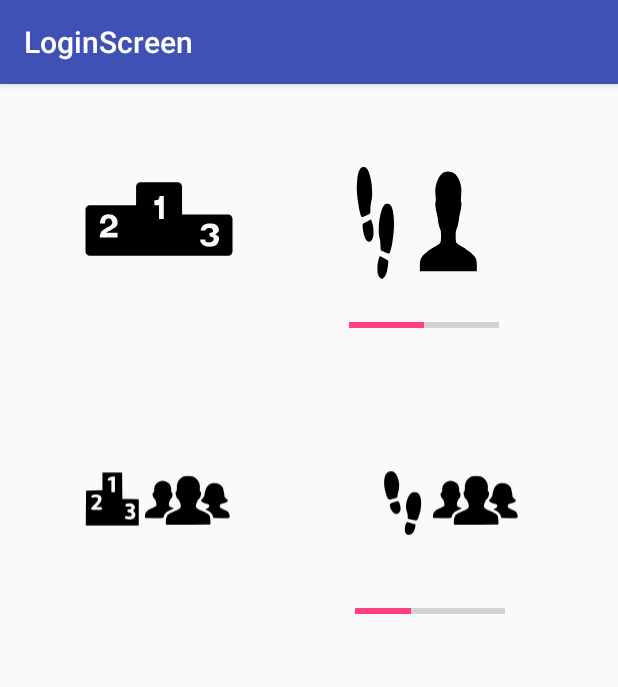
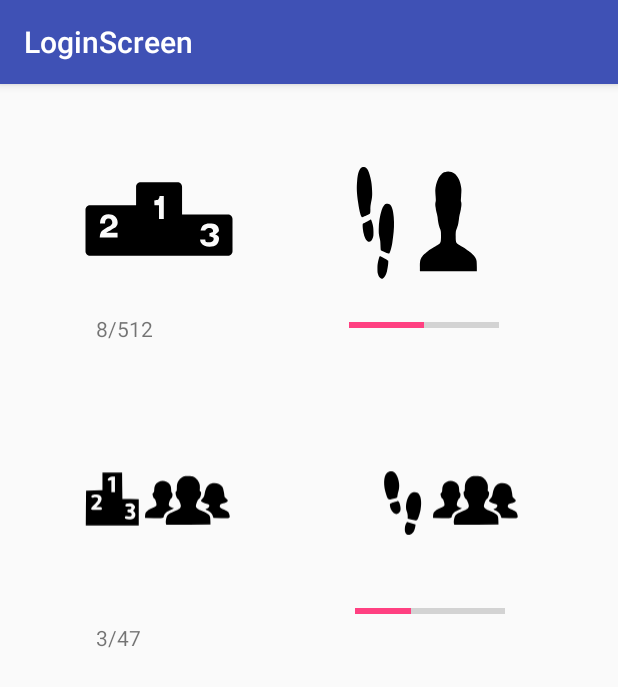
Before and after one commit to kevincianfarini/LoginScreen, an Android app: the MainActivity screen opened directly, with no data from a screen before it, on a phone screen of 412 x 824 dp. Shown: the top 687 px of the screen. Run offline under Robolectric (Android 15) with nearby library versions, the phone set to English and light mode, and no system bars.

Commit message:
setting textview

```diff
--- a/app/src/main/java/com/example/kevin/loginscreen/MainActivity.java
+++ b/app/src/main/java/com/example/kevin/loginscreen/MainActivity.java
@@ -25,5 +25,8 @@ public class MainActivity extends AppCompatActivity {
         my_steps.setProgress(50);
         group_steps.setProgress(37);
 
+        group_ranking.setText("3/47");
+        my_ranking.setText("8/512");
+
     }
 }
```
